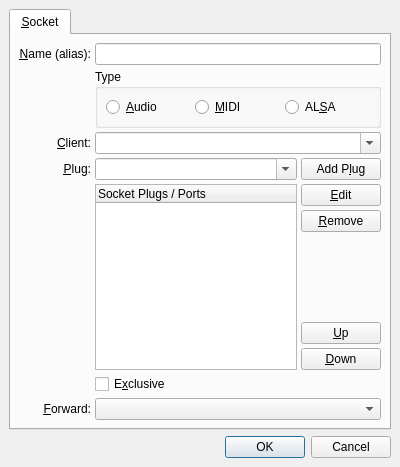
The window that src/qjackctlSocketForm.ui (rncbc/qjackctl) describes before a commit, drawn with Qt 5.
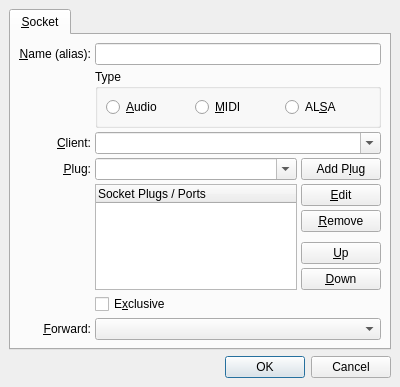
The same window after the commit. Icons and pictures are not drawn.

What changed in the file:
```diff
--- a/src/qjackctlSocketForm.ui
+++ b/src/qjackctlSocketForm.ui
@@ -26,7 +26,7 @@
     <x>0</x>
     <y>0</y>
     <width>400</width>
-    <height>467</height>
+	<height>300</height>
    </rect>
   </property>
   <property name="windowTitle" >
@@ -250,8 +250,8 @@
          </property>
          <property name="sizeHint" >
           <size>
-           <width>16</width>
-           <height>38</height>
+		   <width>8</width>
+		   <height>8</height>
           </size>
          </property>
         </spacer>
```
